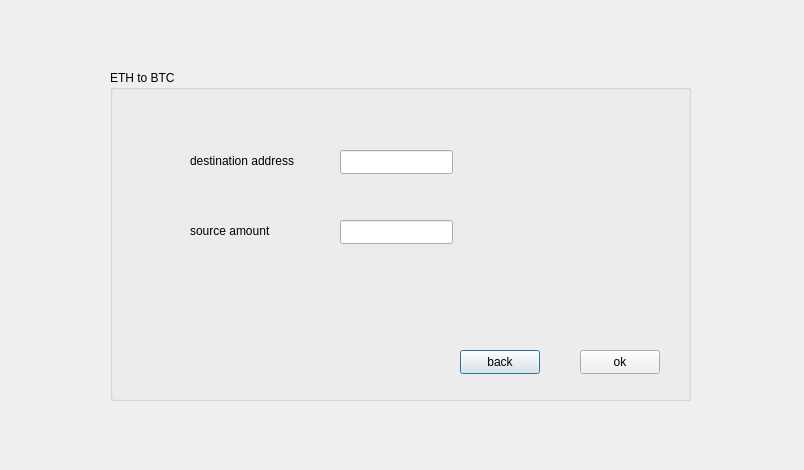
This is iut/etob.ui in Ps3383/iut_wallet as Qt 5 draws it before an edit. The edited form follows.
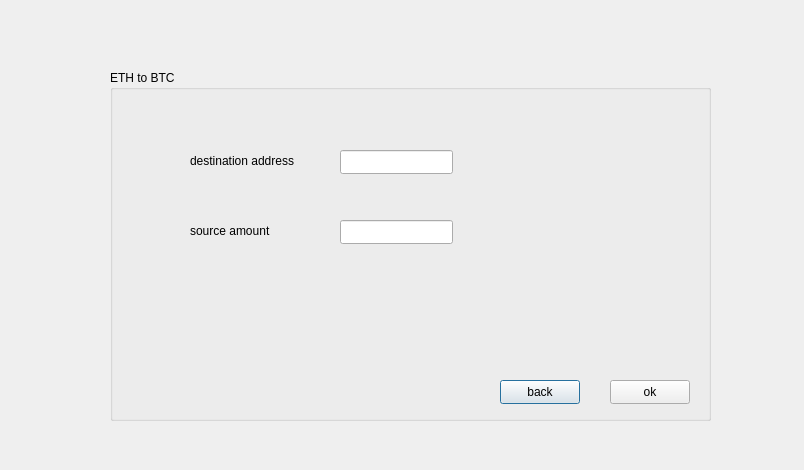
This is the edited form. Icons and pictures are not drawn.

Patch:
```diff
--- a/iut/etob.ui
+++ b/iut/etob.ui
@@ -18,8 +18,8 @@
     <rect>
      <x>110</x>
      <y>70</y>
-     <width>581</width>
-     <height>331</height>
+     <width>601</width>
+     <height>351</height>
     </rect>
    </property>
    <property name="title">
@@ -28,8 +28,8 @@
    <widget class="QPushButton" name="pushButton">
     <property name="geometry">
      <rect>
-      <x>350</x>
-      <y>280</y>
+      <x>390</x>
+      <y>310</y>
       <width>80</width>
       <height>24</height>
      </rect>
@@ -41,8 +41,8 @@
    <widget class="QPushButton" name="ok">
     <property name="geometry">
      <rect>
-      <x>470</x>
-      <y>280</y>
+      <x>500</x>
+      <y>310</y>
       <width>80</width>
       <height>24</height>
      </rect>
@@ -97,6 +97,38 @@
      <string>destination address</string>
     </property>
    </widget>
+   <widget class="QLabel" name="label_3">
+    <property name="geometry">
+     <rect>
+      <x>50</x>
+      <y>190</y>
+      <width>141</width>
+      <height>111</height>
+     </rect>
+    </property>
+    <property name="styleSheet">
+     <string notr="true">image: url(:/new/prefix1/ETH.jfif);</string>
+    </property>
+    <property name="text">
+     <string/>
+    </property>
+   </widget>
+   <widget class="QLabel" name="label_4">
+    <property name="geometry">
+     <rect>
+      <x>230</x>
+      <y>200</y>
+      <width>141</width>
+      <height>91</height>
+     </rect>
+    </property>
+    <property name="styleSheet">
+     <string notr="true">image: url(:/new/prefix1/BTC.jfif);</string>
+    </property>
+    <property name="text">
+     <string/>
+    </property>
+   </widget>
   </widget>
  </widget>
  <resources/>
```
